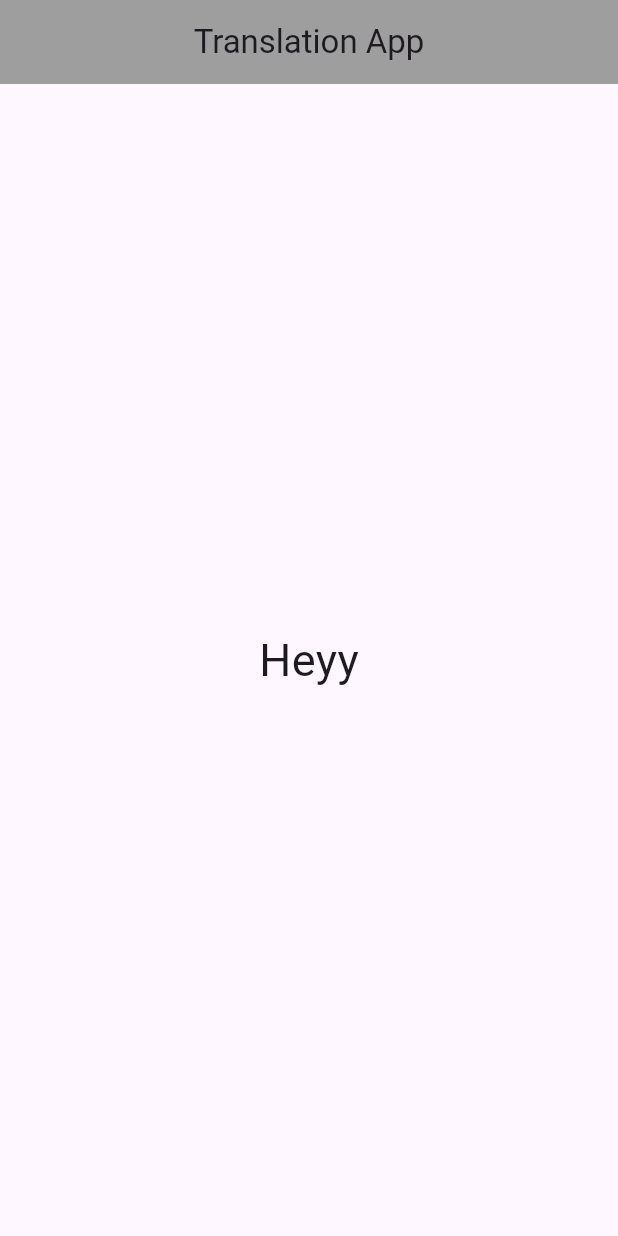
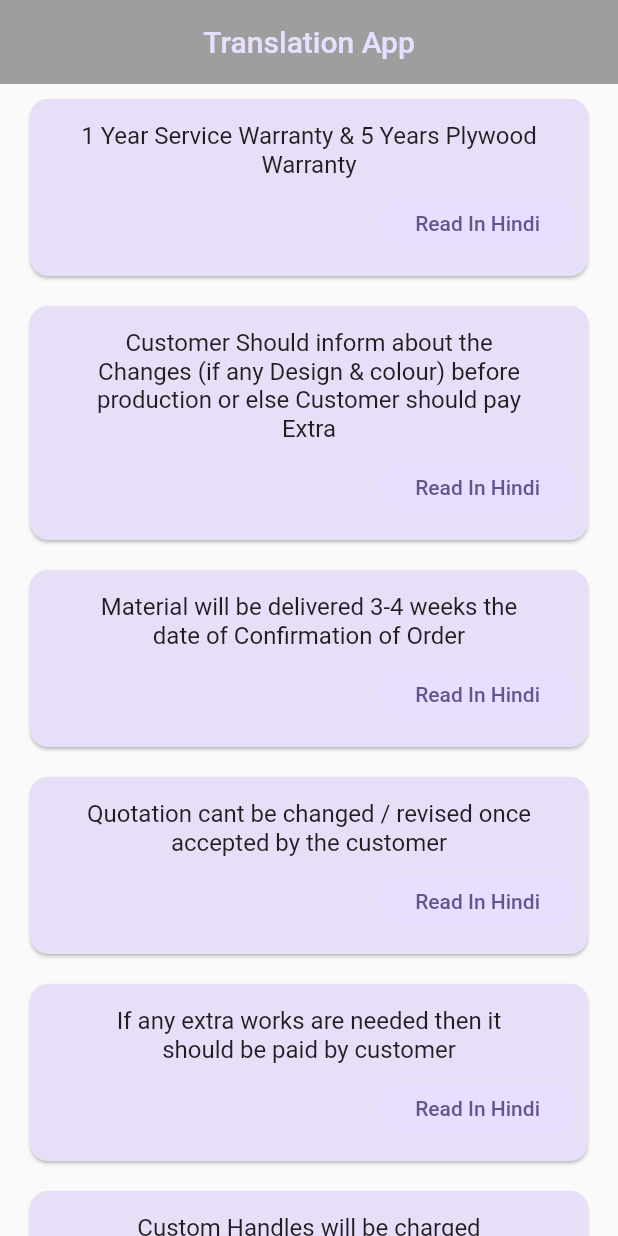
Before and after one commit to srinivas-nahak/translate-app, a Flutter app: the screen it shows after launch, on a phone screen of 412 x 824 dp. Run offline on Flutter 3.47's test engine with Material 2 defaults, Android fonts, the phone set to English and light mode, and no system bars; missing offline and left inert: google_mlkit_translation.

Commit message:
Added language model

```diff
--- a/lib/main.dart
+++ b/lib/main.dart
@@ -1,5 +1,8 @@
 import 'package:flutter/material.dart';
 import 'package:translate_app/screens/terms_conditions_screen.dart';
+
+var kColorScheme = ColorScheme.fromSeed(seedColor: Colors.deepPurpleAccent);
+var kDarkColorScheme = ColorScheme.fromSeed(seedColor: const Color(0xff202020));
 
 void main() {
   runApp(const MyApp());
@@ -14,10 +17,22 @@ class MyApp extends StatelessWidget {
     return MaterialApp(
       title: 'Translation App',
       debugShowCheckedModeBanner: false,
-      theme: ThemeData(
+      theme: ThemeData().copyWith(
         useMaterial3: true,
+        colorScheme: kColorScheme,
+        appBarTheme: const AppBarTheme().copyWith(
+            backgroundColor: kColorScheme.onPrimaryContainer,
+            foregroundColor: kColorScheme.primaryContainer),
+        cardTheme: const CardTheme().copyWith(
+          color: kColorScheme.secondaryContainer,
+          margin: const EdgeInsets.all(10),
+        ),
+        elevatedButtonTheme: ElevatedButtonThemeData(
+          style: ElevatedButton.styleFrom(
+              backgroundColor: kColorScheme.primaryContainer, elevation: 0),
+        ),
       ),
-      home: const TermsConditionsScreen(),
+      home: TermsConditionsScreen(),
     );
   }
 }
--- a/lib/screens/terms_conditions_screen.dart
+++ b/lib/screens/terms_conditions_screen.dart
@@ -1,22 +1,44 @@
-import 'package:flutter/cupertino.dart';
 import 'package:flutter/material.dart';
+import 'package:google_mlkit_translation/google_mlkit_translation.dart';
+import 'package:translate_app/models/data/initial_terms_conditions.dart';
+import 'package:translate_app/widgets/terms_conditions_list_item.dart';
 
 class TermsConditionsScreen extends StatelessWidget {
-  const TermsConditionsScreen({super.key});
+  TermsConditionsScreen({super.key});
+
+  final modelManager = OnDeviceTranslatorModelManager();
+
+  Future<void> downloadModel() async {
+    final bool isHindiModelAvailable =
+        await modelManager.isModelDownloaded(TranslateLanguage.hindi.bcpCode);
+    final bool isEnglishModelAvailable =
+        await modelManager.isModelDownloaded(TranslateLanguage.english.bcpCode);
+
+    if (isHindiModelAvailable && isEnglishModelAvailable) {
+      return;
+    }
+
+    await modelManager.downloadModel(TranslateLanguage.hindi.bcpCode);
+    modelManager.downloadModel(TranslateLanguage.english.bcpCode);
+  }
 
   @override
   Widget build(BuildContext context) {
+    //Downloading the model if it's not already available
+    downloadModel();
+
     return Scaffold(
       appBar: AppBar(
         centerTitle: true,
         title: const Text("Translation App"),
         backgroundColor: Colors.grey,
       ),
-      body: const Center(
-          child: Text(
-        "Heyy",
-        style: TextStyle(fontSize: 30),
-      )),
+      body: ListView.builder(
+        itemCount: initialTermsConditions.length,
+        itemBuilder: (context, index) => TermsConditionsListItem(
+          termsCondition: initialTermsConditions[index]["value"].toString(),
+        ),
+      ),
     );
   }
 }
--- a/lib/widgets/terms_conditions_list_item.dart
+++ b/lib/widgets/terms_conditions_list_item.dart
@@ -1,4 +1,5 @@
 import 'package:flutter/material.dart';
+import 'package:google_mlkit_translation/google_mlkit_translation.dart';
 
 class TermsConditionsListItem extends StatefulWidget {
   const TermsConditionsListItem({super.key, required this.termsCondition});
@@ -15,12 +16,58 @@ class _TermsConditionsListItemState extends State<TermsConditionsListItem> {
   @override
   void initState() {
     super.initState();
+    termsCondition = widget.termsCondition;
+  }
+
+  String termsCondition = "";
+
+  final onDeviceTranslator = OnDeviceTranslator(
+      sourceLanguage: TranslateLanguage.english,
+      targetLanguage: TranslateLanguage.hindi);
+
+  @override
+  Widget build(BuildContext context) {
+    return SizedBox(
+      width: double.infinity,
+      child: Card(
+        margin: const EdgeInsets.symmetric(horizontal: 20, vertical: 10),
+        child: Center(
+          child: Padding(
+            padding: const EdgeInsets.symmetric(vertical: 15, horizontal: 8.0),
+            child: Column(
+              crossAxisAlignment: CrossAxisAlignment.stretch,
+              children: [
+                Padding(
+                  padding: const EdgeInsets.symmetric(horizontal: 25),
+                  child: Text(
+                    widget.termsCondition,
+                    style: const TextStyle(fontSize: 16),
+                    textAlign: TextAlign.center,
+                  ),
+                ),
+                const SizedBox(
+                  height: 10,
+                ),
+                Align(
+                  alignment: Alignment.centerRight,
+                  child: ElevatedButton(
+                      style: const ButtonStyle(
+                        visualDensity: VisualDensity.compact,
+                      ),
+                      onPressed: () => {},
+                      child: const Text("Read In Hindi")),
+                )
+              ],
+            ),
+          ),
+        ),
+      ),
+    );
   }
 
   @override
-  Widget build(BuildContext context) {
-    return Card(
-      child: Text(widget.termsCondition),
-    );
+  void dispose() {
+    // TODO: implement dispose
+    super.dispose();
   }
 }
--- a/pubspec.yaml
+++ b/pubspec.yaml
@@ -35,6 +35,7 @@ dependencies:
   # The following adds the Cupertino Icons font to your application.
   # Use with the CupertinoIcons class for iOS style icons.
   cupertino_icons: ^1.0.2
+  google_mlkit_translation: ^0.9.0
 
 dev_dependencies:
   flutter_test:
```
Also changed, not shown: pubspec.lock.
